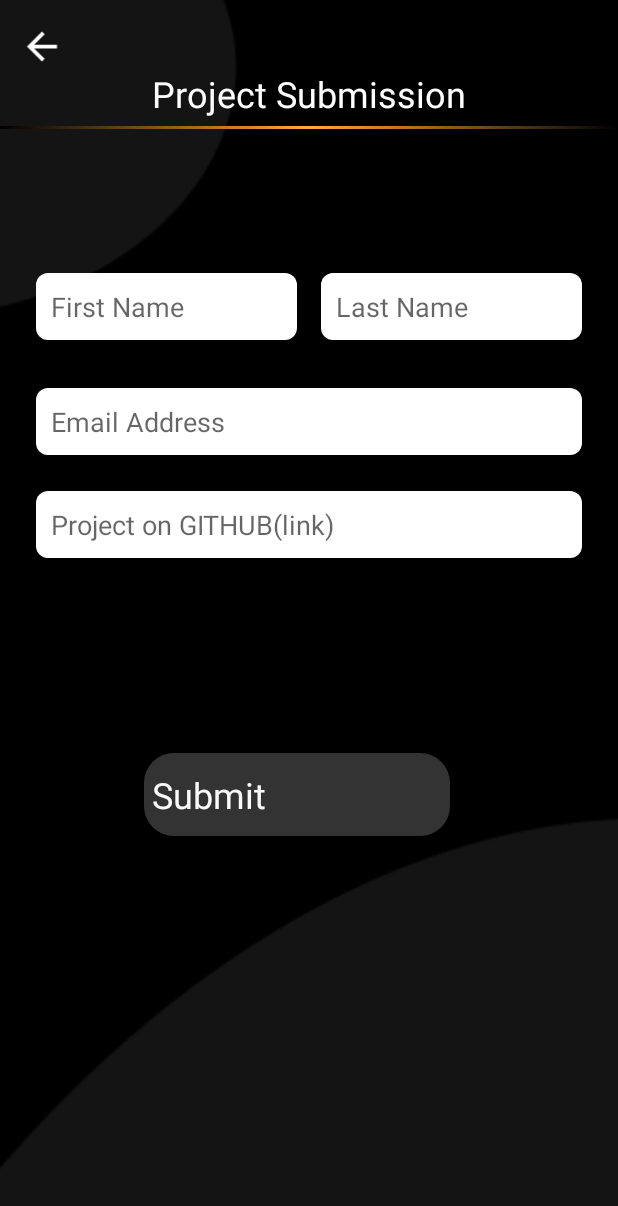
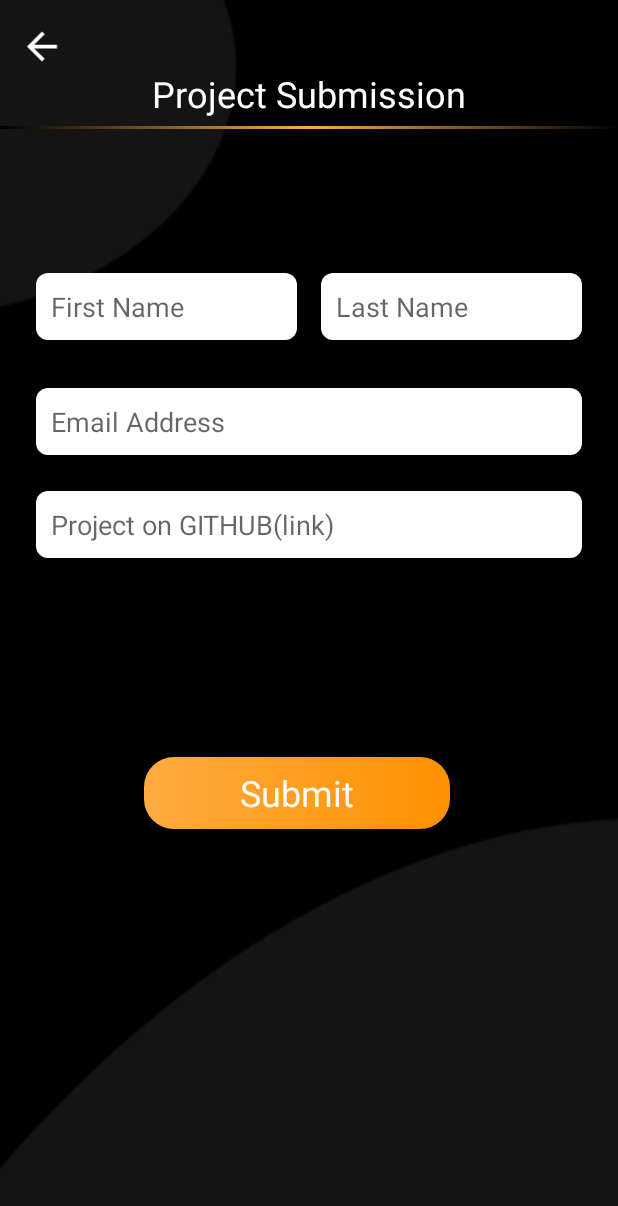
Before and after one commit to EbhomenyeEmmanuel/GADS2020PracticeProject1, an Android app: the layout activity_submit.xml on its own in the app's theme, with its tools: preview values and no code run, on a phone screen of 412 x 824 dp. Shown: the top 1206 px of the screen. Run offline under Robolectric (Android 15) with nearby library versions, the phone set to English and light mode, and no system bars.

Commit message:
Material design removed from views.

```diff
--- a/app/src/main/res/layout/activity_submit.xml
+++ b/app/src/main/res/layout/activity_submit.xml
@@ -143,7 +143,7 @@
 
         </LinearLayout>
 
-        <com.google.android.material.button.MaterialButton
+        <Button
             android:id="@+id/button"
             android:layout_width="0dp"
             android:layout_height="wrap_content"
--- a/app/src/main/res/layout/content_leader_item_list.xml
+++ b/app/src/main/res/layout/content_leader_item_list.xml
@@ -4,7 +4,7 @@
     android:layout_width="match_parent"
     android:layout_height="wrap_content">
 
-    <com.google.android.material.card.MaterialCardView
+    <androidx.cardview.widget.CardView
         android:layout_width="match_parent"
         android:layout_height="wrap_content"
         app:cardCornerRadius="4dp"
@@ -54,5 +54,5 @@
 
             </LinearLayout>
         </androidx.constraintlayout.widget.ConstraintLayout>
-    </com.google.android.material.card.MaterialCardView>
+    </androidx.cardview.widget.CardView>
 </FrameLayout>
--- a/app/src/main/res/layout/content_skill_item_list.xml
+++ b/app/src/main/res/layout/content_skill_item_list.xml
@@ -4,7 +4,7 @@
     android:layout_width="match_parent"
     android:layout_height="wrap_content">
 
-    <com.google.android.material.card.MaterialCardView
+    <androidx.cardview.widget.CardView
         android:layout_width="match_parent"
         android:layout_height="wrap_content"
         app:cardCornerRadius="4dp"
@@ -56,5 +56,5 @@
 
             </LinearLayout>
         </androidx.constraintlayout.widget.ConstraintLayout>
-    </com.google.android.material.card.MaterialCardView>
+    </androidx.cardview.widget.CardView>
 </FrameLayout>
```
